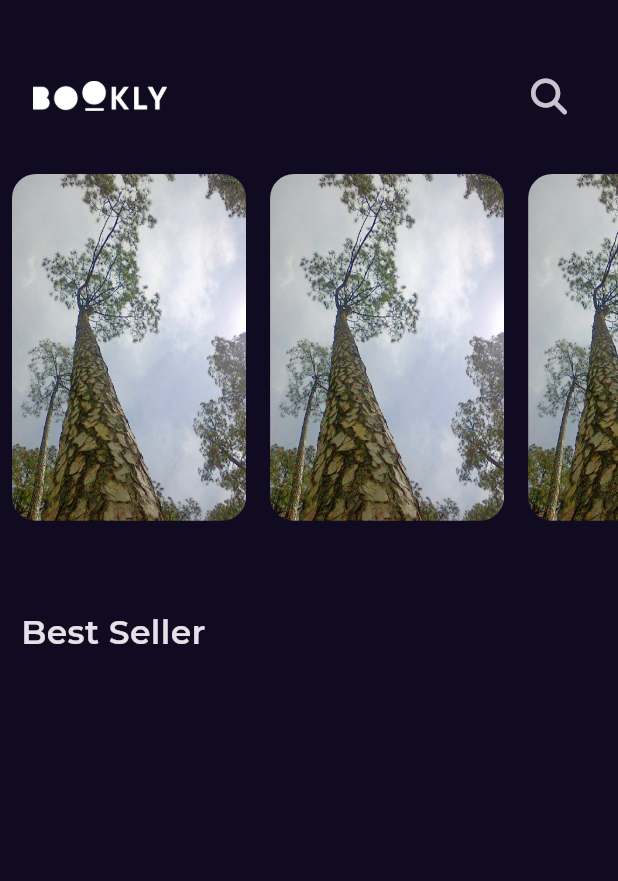
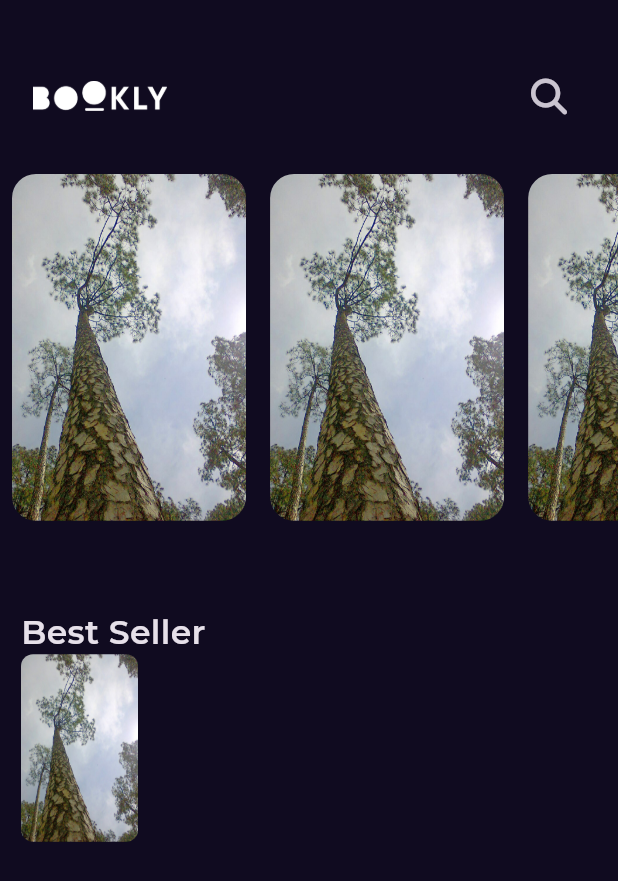
Before and after one commit to MohamedSayed237/bookly_app, a Flutter app: the screen it shows after launch, on a phone screen of 412 x 824 dp. Shown: the top 881 px of the screen. Run offline on Flutter 3.47's test engine with Material 3 defaults, Android fonts, the phone set to English and light mode, and no system bars; our stand-ins replace font_awesome_flutter, get, google_fonts.

Commit message:
best seller list view item part one

```diff
--- /dev/null
+++ b/lib/Features/home/presentation/views/widgets/best_seller_list_view_item.dart
@@ -0,0 +1,34 @@
+import 'package:bookly_app/core/utils/assets.dart';
+import 'package:flutter/material.dart';
+
+class BestSellerListViewItem extends StatelessWidget {
+  const BestSellerListViewItem({super.key});
+
+  @override
+  Widget build(BuildContext context) {
+    return SizedBox(
+      height: 125,
+      child: Padding(
+        padding: EdgeInsets.only(left: 14),
+        child: Row(
+          children: [
+            AspectRatio(
+              aspectRatio: 2.5 / 4,
+              child: Container(
+                decoration: BoxDecoration(
+                  borderRadius: BorderRadius.circular(8),
+                  image: const DecorationImage(
+                    fit: BoxFit.fill,
+                    image: AssetImage(
+                      AssetsData.testImage,
+                    ),
+                  ),
+                ),
+              ),
+            )
+          ],
+        ),
+      ),
+    );
+  }
+}
--- a/lib/Features/home/presentation/views/widgets/featured_books_list_view.dart
+++ b/lib/Features/home/presentation/views/widgets/featured_books_list_view.dart
@@ -1,4 +1,4 @@
-import 'package:bookly_app/Features/home/presentation/views/widgets/custom_list_view_item.dart';
+import 'package:bookly_app/Features/home/presentation/views/widgets/featured_list_view_item.dart';
 import 'package:flutter/material.dart';
 
 class FeaturedBooksListView extends StatelessWidget {
--- a/lib/Features/home/presentation/views/widgets/home_view_body.dart
+++ b/lib/Features/home/presentation/views/widgets/home_view_body.dart
@@ -1,5 +1,7 @@
+import 'package:bookly_app/Features/home/presentation/views/widgets/best_seller_list_view_item.dart';
 import 'package:bookly_app/Features/home/presentation/views/widgets/custom_app_bar.dart';
 import 'package:bookly_app/Features/home/presentation/views/widgets/featured_books_list_view.dart';
+
 import 'package:bookly_app/core/utils/styles.dart';
 
 import 'package:flutter/material.dart';
@@ -24,6 +26,7 @@ class HomeViewBody extends StatelessWidget {
             style: Styles.titleMedium,
           ),
         ),
+        BestSellerListViewItem(),
       ],
     );
   }
```
Also changed, not shown: lib/Features/home/presentation/views/widgets/featured_list_view_item.dart (renamed from lib/Features/home/presentation/views/widgets/custom_list_view_item.dart).
